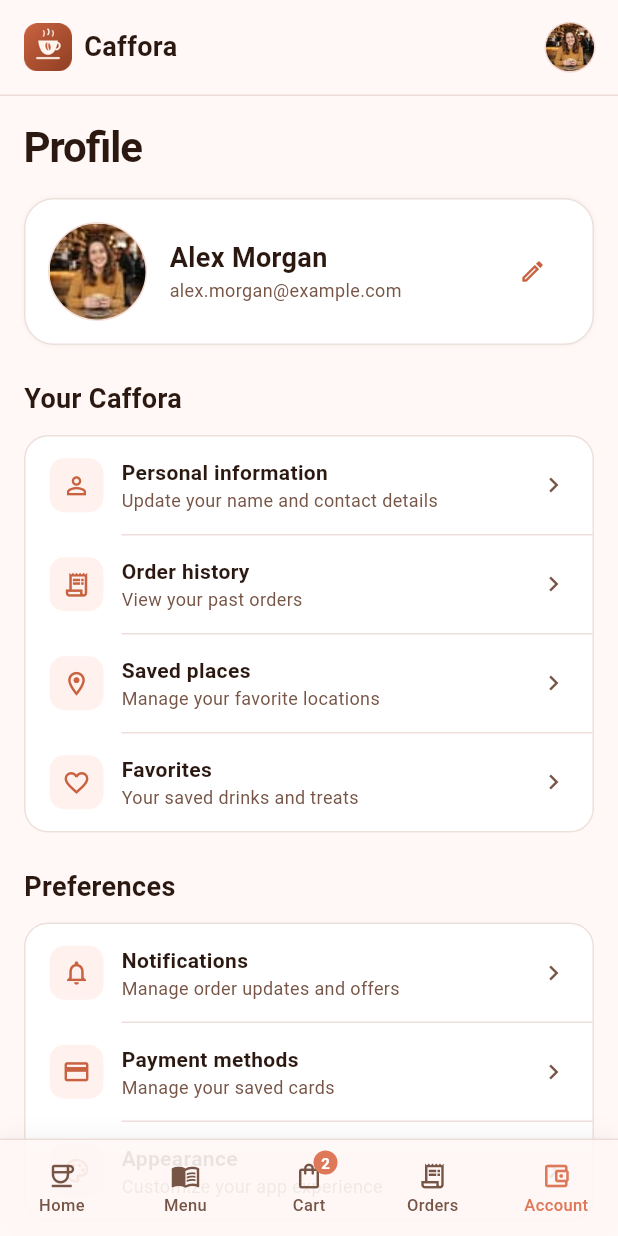
After one commit to Abishani/CafforaMobileApp, a Flutter app: the ProfilePage screen opened by its route, on a phone screen of 412 x 824 dp. The commit adds this screen. Run offline on Flutter 3.47's test engine with Material 3 defaults, Android fonts, the phone set to English and light mode, and no system bars; Roboto replaces fonts that are missing (Plus Jakarta Sans).

Commit message:
feat: added profile screen

```diff
--- a/lib/features/cart/presentation/pages/cart_page.dart
+++ b/lib/features/cart/presentation/pages/cart_page.dart
@@ -38,6 +38,8 @@ class _CartPageState extends State<CartPage> {
       Navigator.of(context).pushReplacementNamed('/menu');
     } else if (index == 3) {
       Navigator.of(context).pushReplacementNamed('/orders');
+    } else if (index == 4) {
+      Navigator.of(context).pushReplacementNamed('/profile');
     }
   }
 
@@ -51,7 +53,7 @@ class _CartPageState extends State<CartPage> {
       extendBody: true,
       appBar: const PreferredSize(
         preferredSize: Size.fromHeight(64),
-        child: HomeHeader(actionLabel: 'Cart'),
+        child: HomeHeader(showActionLabel: false),
       ),
       body: SafeArea(
         bottom: false,
--- a/lib/features/home/presentation/pages/home_page.dart
+++ b/lib/features/home/presentation/pages/home_page.dart
@@ -47,6 +47,10 @@ class _HomePageState extends State<HomePage> {
       Navigator.of(context).pushReplacementNamed('/orders');
       return;
     }
+    if (index == 4) {
+      Navigator.of(context).pushReplacementNamed('/profile');
+      return;
+    }
     setState(() => _selectedNavigationIndex = index);
   }
 
@@ -56,7 +60,7 @@ class _HomePageState extends State<HomePage> {
       extendBody: true,
       appBar: const PreferredSize(
         preferredSize: Size.fromHeight(64),
-        child: HomeHeader(),
+        child: HomeHeader(showNotifications: true),
       ),
       body: SafeArea(
         bottom: false,
--- a/lib/features/home/presentation/widgets/home_components.dart
+++ b/lib/features/home/presentation/widgets/home_components.dart
@@ -5,9 +5,16 @@ import '../../../../core/theme/app_theme.dart';
 import '../../data/home_data.dart';
 
 class HomeHeader extends StatelessWidget {
-  const HomeHeader({super.key, this.actionLabel = 'Account'});
+  const HomeHeader({
+    super.key,
+    this.actionLabel = 'Account',
+    this.showNotifications = false,
+    this.showActionLabel = true,
+  });
 
   final String actionLabel;
+  final bool showNotifications;
+  final bool showActionLabel;
 
   @override
   Widget build(BuildContext context) {
@@ -31,9 +38,22 @@ class HomeHeader extends StatelessWidget {
                   style: TextStyle(fontSize: 18, fontWeight: FontWeight.w600),
                 ),
                 const Spacer(),
+                if (showNotifications)
+                  SizedBox(
+                    width: 40,
+                    height: 40,
+                    child: Center(
+                      child: Icon(
+                        Icons.notifications_none_outlined,
+                        size: 20,
+                        color: AppColors.accent,
+                      ),
+                    ),
+                  )
+                else if (showActionLabel)
                   Text(
                     actionLabel,
-                  style: TextStyle(
+                    style: const TextStyle(
                       color: AppColors.body,
                       fontSize: 13,
                       fontWeight: FontWeight.w600,
--- a/lib/features/menu/presentation/pages/menu_page.dart
+++ b/lib/features/menu/presentation/pages/menu_page.dart
@@ -33,6 +33,8 @@ class _MenuPageState extends State<MenuPage> {
       Navigator.of(context).pushReplacementNamed('/cart');
     } else if (index == 3) {
       Navigator.of(context).pushReplacementNamed('/orders');
+    } else if (index == 4) {
+      Navigator.of(context).pushReplacementNamed('/profile');
     }
   }
 
@@ -42,7 +44,7 @@ class _MenuPageState extends State<MenuPage> {
       extendBody: true,
       appBar: const PreferredSize(
         preferredSize: Size.fromHeight(64),
-        child: HomeHeader(actionLabel: 'Menu'),
+        child: HomeHeader(showActionLabel: false),
       ),
       body: SafeArea(
         bottom: false,
--- a/lib/features/orders/presentation/pages/orders_page.dart
+++ b/lib/features/orders/presentation/pages/orders_page.dart
@@ -23,6 +23,8 @@ class _OrdersPageState extends State<OrdersPage> {
         Navigator.of(context).pushReplacementNamed('/menu');
       case 2:
         Navigator.of(context).pushReplacementNamed('/cart');
+      case 4:
+        Navigator.of(context).pushReplacementNamed('/profile');
     }
   }
 
@@ -32,7 +34,7 @@ class _OrdersPageState extends State<OrdersPage> {
       extendBody: true,
       appBar: const PreferredSize(
         preferredSize: Size.fromHeight(64),
-        child: HomeHeader(actionLabel: 'Orders'),
+        child: HomeHeader(showActionLabel: false),
       ),
       body: SafeArea(
         bottom: false,
--- /dev/null
+++ b/lib/features/profile/presentation/pages/profile_page.dart
@@ -0,0 +1,170 @@
+import 'package:flutter/material.dart';
+
+import '../../../../core/theme/app_theme.dart';
+import '../../../home/presentation/widgets/home_components.dart';
+import '../widgets/profile_components.dart';
+
+class ProfilePage extends StatelessWidget {
+  const ProfilePage({super.key});
+
+  void _selectNavigation(BuildContext context, int index) {
+    switch (index) {
+      case 0:
+        Navigator.of(context).pushReplacementNamed('/');
+      case 1:
+        Navigator.of(context).pushReplacementNamed('/menu');
+      case 2:
+        Navigator.of(context).pushReplacementNamed('/cart');
+      case 3:
+        Navigator.of(context).pushReplacementNamed('/orders');
+    }
+  }
+
+  @override
+  Widget build(BuildContext context) {
+    return Scaffold(
+      extendBody: true,
+      appBar: const PreferredSize(
+        preferredSize: Size.fromHeight(64),
+        child: HomeHeader(showActionLabel: false),
+      ),
+      body: SafeArea(
+        bottom: false,
+        child: SingleChildScrollView(
+          padding: const EdgeInsets.fromLTRB(
+            AppSpacing.page,
+            16,
+            AppSpacing.page,
+            136,
+          ),
+          child: Column(
+            crossAxisAlignment: CrossAxisAlignment.start,
+            children: [
+              const Text(
+                'Profile',
+                style: TextStyle(
+                  fontSize: 28,
+                  height: 36 / 28,
+                  fontWeight: FontWeight.bold,
+                  letterSpacing: -.7,
+                ),
+              ),
+              const SizedBox(height: 16),
+              const ProfileIdentityCard(),
+              const SizedBox(height: 24),
+              const Text(
+                'Your Caffora',
+                style: TextStyle(
+                  fontSize: 18,
+                  height: 24 / 18,
+                  fontWeight: FontWeight.w600,
+                ),
+              ),
+              const SizedBox(height: 12),
+              ProfileSection(
+                children: [
+                  const ProfileActionTile(
+                    icon: Icons.person_outline,
+                    title: 'Personal information',
+                    subtitle: 'Update your name and contact details',
+                  ),
+                  const ProfileDivider(),
+                  const ProfileActionTile(
+                    icon: Icons.receipt_long_outlined,
+                    title: 'Order history',
+                    subtitle: 'View your past orders',
+                  ),
+                  const ProfileDivider(),
+                  const ProfileActionTile(
+                    icon: Icons.location_on_outlined,
+                    title: 'Saved places',
+                    subtitle: 'Manage your favorite locations',
+                  ),
+                  const ProfileDivider(),
+                  const ProfileActionTile(
+                    icon: Icons.favorite_border,
+                    title: 'Favorites',
+                    subtitle: 'Your saved drinks and treats',
+                  ),
+                ],
+              ),
+              const SizedBox(height: 24),
+              const Text(
+                'Preferences',
+                style: TextStyle(
+                  fontSize: 18,
+                  height: 24 / 18,
+                  fontWeight: FontWeight.w600,
+                ),
+              ),
+              const SizedBox(height: 12),
+              ProfileSection(
+                children: [
+                  const ProfileActionTile(
+                    icon: Icons.notifications_none_outlined,
+                    title: 'Notifications',
+                    subtitle: 'Manage order updates and offers',
+                  ),
+                  const ProfileDivider(),
+                  const ProfileActionTile(
+                    icon: Icons.credit_card_outlined,
+                    title: 'Payment methods',
+                    subtitle: 'Manage your saved cards',
+                  ),
+                  const ProfileDivider(),
+                  const ProfileActionTile(
+                    icon: Icons.palette_outlined,
+                    title: 'Appearance',
+                    subtitle: 'Customize your app experience',
+                  ),
+                ],
+              ),
+              const SizedBox(height: 24),
+              const Text(
+                'Support',
+                style: TextStyle(
+                  fontSize: 18,
+                  height: 24 / 18,
+                  fontWeight: FontWeight.w600,
+                ),
+              ),
+              const SizedBox(height: 12),
+              ProfileSection(
+                children: [
+                  const ProfileActionTile(
+                    icon: Icons.help_outline,
+                    title: 'Help & support',
+                    subtitle: 'Get answers or contact Caffora',
+                  ),
+                  const ProfileDivider(),
+                  const ProfileActionTile(
+                    icon: Icons.description_outlined,
+                    title: 'Terms & privacy',
+                    subtitle: 'Review our policies',
+                  ),
+                  const ProfileDivider(),
+                  ProfileActionTile(
+                    icon: Icons.logout,
+                    title: 'Sign out',
+                    subtitle: 'Sign out of this account',
+                    onTap: () => ScaffoldMessenger.of(context).showSnackBar(
+                      const SnackBar(
+                        content: Text('You are still signed in'),
+                        duration: Duration(milliseconds: 900),
+                      ),
+                    ),
+                  ),
+                ],
+              ),
+            ],
+          ),
+        ),
+      ),
+      bottomNavigationBar: HomeBottomNavigation(
+        selectedIndex: 4,
+        onSelected: (index) => _selectNavigation(context, index),
+        cartCount: 2,
+      ),
+    );
+  }
+}
--- /dev/null
+++ b/lib/features/profile/presentation/widgets/profile_components.dart
@@ -0,0 +1,164 @@
+import 'package:flutter/material.dart';
+
+import '../../../../core/constants/app_assets.dart';
+import '../../../../core/theme/app_theme.dart';
+
+class ProfileIdentityCard extends StatelessWidget {
+  const ProfileIdentityCard({super.key});
+
+  @override
+  Widget build(BuildContext context) {
+    return Container(
+      padding: const EdgeInsets.all(16),
+      decoration: BoxDecoration(
+        color: Colors.white,
+        borderRadius: BorderRadius.circular(20),
+        border: const Border.fromBorderSide(
+          BorderSide(color: AppColors.border),
+        ),
+        boxShadow: const [BoxShadow(color: Color(0x0D000000), blurRadius: 2)],
+      ),
+      child: Row(
+        children: [
+          Container(
+            width: 64,
+            height: 64,
+            decoration: const BoxDecoration(
+              shape: BoxShape.circle,
+              boxShadow: [BoxShadow(color: Color(0x33C86240), spreadRadius: 1)],
+            ),
+            child: ClipOval(child: Image.asset(AppAssets.profile)),
+          ),
+          const SizedBox(width: 16),
+          const Expanded(
+            child: Column(
+              crossAxisAlignment: CrossAxisAlignment.start,
+              children: [
+                Text(
+                  'Alex Morgan',
+                  style: TextStyle(
+                    fontSize: 18,
+                    height: 24 / 18,
+                    fontWeight: FontWeight.w600,
+                  ),
+                ),
+                SizedBox(height: 2),
+                Text(
+                  'alex.morgan@example.com',
+                  style: TextStyle(
+                    color: AppColors.body,
+                    fontSize: 12,
+                    height: 16 / 12,
+                  ),
+                ),
+              ],
+            ),
+          ),
+          IconButton(
+            onPressed: () {},
+            icon: const Icon(
+              Icons.edit_outlined,
+              size: 18,
+              color: AppColors.accentDark,
+            ),
+            tooltip: 'Edit profile',
+          ),
+        ],
+      ),
+    );
+  }
+}
+
+class ProfileSection extends StatelessWidget {
+  const ProfileSection({super.key, required this.children});
+
+  final List<Widget> children;
+
+  @override
+  Widget build(BuildContext context) {
+    return Container(
+      clipBehavior: Clip.antiAlias,
+      decoration: BoxDecoration(
+        color: Colors.white,
+        borderRadius: BorderRadius.circular(16),
+        border: const Border.fromBorderSide(
+          BorderSide(color: AppColors.border),
+        ),
+      ),
+      child: Column(children: children),
+    );
+  }
+}
+
+class ProfileActionTile extends StatelessWidget {
+  const ProfileActionTile({
+    super.key,
+    required this.icon,
+    required this.title,
+    required this.subtitle,
+    this.onTap,
+  });
+
+  final IconData icon;
+  final String title;
+  final String subtitle;
+  final VoidCallback? onTap;
+
+  @override
+  Widget build(BuildContext context) {
+    return InkWell(
+      onTap: onTap,
+      child: Padding(
+        padding: const EdgeInsets.symmetric(horizontal: 16, vertical: 14),
+        child: Row(
+          children: [
+            Container(
+              width: 36,
+              height: 36,
+              alignment: Alignment.center,
+              decoration: BoxDecoration(
+                color: AppColors.softSurface,
+                borderRadius: BorderRadius.circular(10),
+              ),
+              child: Icon(icon, size: 19, color: AppColors.accentDark),
+            ),
+            const SizedBox(width: 12),
+            Expanded(
+              child: Column(
+                crossAxisAlignment: CrossAxisAlignment.start,
+                children: [
+                  Text(
+                    title,
+                    style: const TextStyle(
+                      fontSize: 14,
+                      height: 20 / 14,
+                      fontWeight: FontWeight.w600,
+                    ),
+                  ),
+                  const SizedBox(height: 1),
+                  Text(
+                    subtitle,
+                    style: const TextStyle(
+                      color: AppColors.body,
+                      fontSize: 12,
+                      height: 16 / 12,
+                    ),
+                  ),
+                ],
+              ),
+            ),
+            const Icon(Icons.chevron_right, color: AppColors.body, size: 20),
+          ],
+        ),
+      ),
+    );
+  }
+}
+
+class ProfileDivider extends StatelessWidget {
+  const ProfileDivider({super.key});
+
+  @override
+  Widget build(BuildContext context) =>
+      const Divider(height: 1, indent: 64, color: AppColors.border);
+}
--- a/lib/main.dart
+++ b/lib/main.dart
@@ -5,6 +5,7 @@ import 'features/home/presentation/pages/home_page.dart';
 import 'features/menu/presentation/pages/menu_page.dart';
 import 'features/cart/presentation/pages/cart_page.dart';
 import 'features/orders/presentation/pages/orders_page.dart';
+import 'features/profile/presentation/pages/profile_page.dart';
 
 void main() {
   runApp(const CafforaApp());
@@ -24,6 +25,7 @@ class CafforaApp extends StatelessWidget {
         '/menu': (_) => const MenuPage(),
         '/cart': (_) => const CartPage(),
         '/orders': (_) => const OrdersPage(),
+        '/profile': (_) => const ProfilePage(),
       },
       initialRoute: '/',
     );
```
Lines whose indentation alone changed are shown as unchanged.
